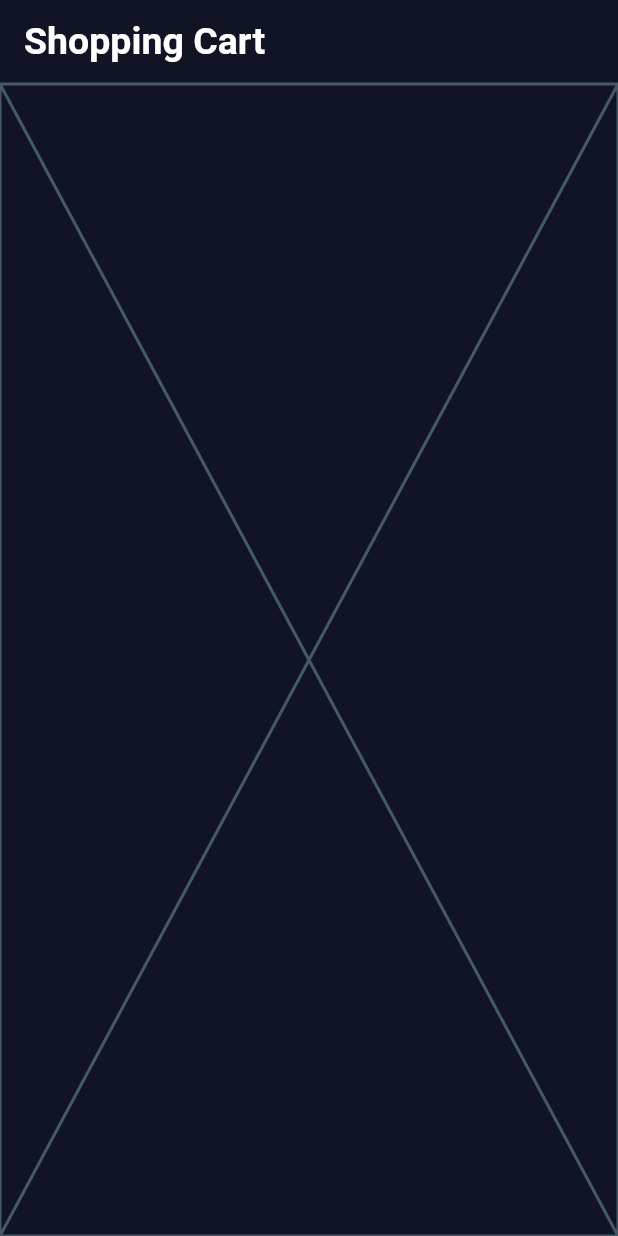
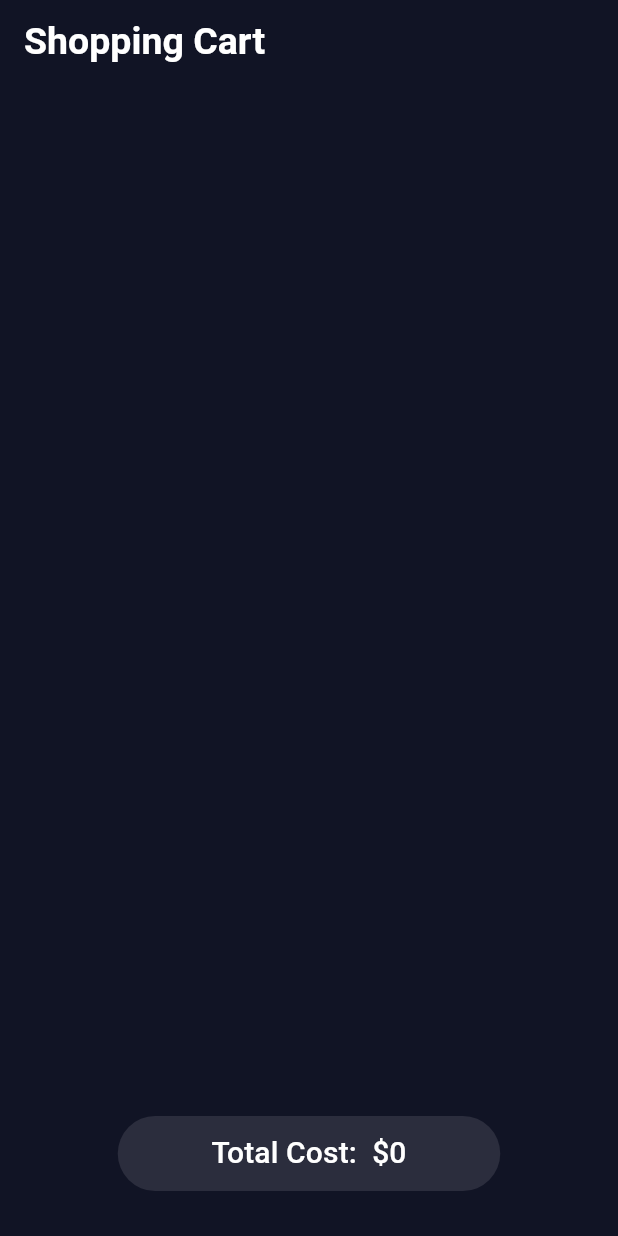
Before and after one commit to KareemArafat/restaurant-app, a Flutter app: the CartPage screen opened by its route, on a phone screen of 412 x 824 dp. Run offline on Flutter 3.47's test engine with Material 3 defaults, Android fonts, the phone set to English and light mode, and no system bars; our stand-ins replace flutter_bloc, go_router, hive, hive_flutter; accounts and stored records are empty.

Commit message:
cart done

```diff
--- /dev/null
+++ b/devtools_options.yaml
@@ -0,0 +1,3 @@
+description: This file stores settings for Dart & Flutter DevTools.
+documentation: https://docs.flutter.dev/tools/devtools/extensions#configure-extension-enablement-states
+extensions:
--- a/lib/features/cart/data/repos/cart_repo.dart
+++ b/lib/features/cart/data/repos/cart_repo.dart
@@ -2,5 +2,8 @@ import 'package:restaurant_app/features/home/data/models/food_model.dart';
 
 abstract class CartRepo {
   Future<void> addToCart({required FoodModel foodModel});
+
   Future<void> delFromCart({required FoodModel foodModel});
+
+  Future<List<FoodModel>> myCart();
 }
--- /dev/null
+++ b/lib/features/cart/presentation/manager/my_cart_cubit/my_cart_cubit.dart
@@ -0,0 +1,27 @@
+import 'package:flutter_bloc/flutter_bloc.dart';
+import 'package:hive/hive.dart';
+import 'package:restaurant_app/const.dart';
+import 'package:restaurant_app/features/cart/data/repos/cart_repo.dart';
+import 'package:restaurant_app/features/home/data/models/food_model.dart';
+part 'my_cart_state.dart';
+
+class MyCartCubit extends Cubit<MyCartState> {
+  MyCartCubit(this._cartRepo) : super(MyCartInitial());
+
+  final CartRepo _cartRepo;
+
+  List<FoodModel> foodList = [];
+
+  cartUpdate([FoodModel? foodModel]) async {
+    if (foodModel != null) {
+      final box = Hive.box<FoodModel>(kFoods);
+      if (box.containsKey(foodModel.name)) {
+        await _cartRepo.delFromCart(foodModel: foodModel);
+      } else {
+        await _cartRepo.addToCart(foodModel: foodModel);
+      }
+    }
+    foodList = await _cartRepo.myCart();
+    emit(UpdateSuccess(foodList: foodList));
+  }
+}
--- /dev/null
+++ b/lib/features/cart/presentation/manager/my_cart_cubit/my_cart_state.dart
@@ -0,0 +1,10 @@
+part of 'my_cart_cubit.dart';
+
+sealed class MyCartState {}
+
+final class MyCartInitial extends MyCartState {}
+
+final class UpdateSuccess extends MyCartState {
+  final List<FoodModel> foodList;
+  UpdateSuccess({required this.foodList});
+}
--- a/lib/features/cart/presentation/views/cart_page.dart
+++ b/lib/features/cart/presentation/views/cart_page.dart
@@ -1,9 +1,22 @@
 import 'package:flutter/material.dart';
+import 'package:flutter_bloc/flutter_bloc.dart';
 import 'package:restaurant_app/core/utils/app_styles.dart';
+import 'package:restaurant_app/features/cart/presentation/manager/my_cart_cubit/my_cart_cubit.dart';
 import 'package:restaurant_app/features/cart/presentation/views/widgets/cart_page_body.dart';
 
-class CartPage extends StatelessWidget {
+class CartPage extends StatefulWidget {
   const CartPage({super.key});
+
+  @override
+  State<CartPage> createState() => _CartPageState();
+}
+
+class _CartPageState extends State<CartPage> {
+  @override
+  void initState() {
+    BlocProvider.of<MyCartCubit>(context).cartUpdate();
+    super.initState();
+  }
 
   @override
   Widget build(BuildContext context) {
--- a/lib/features/cart/presentation/views/widgets/cart_list.dart
+++ b/lib/features/cart/presentation/views/widgets/cart_list.dart
@@ -1,10 +1,28 @@
 import 'package:flutter/material.dart';
+import 'package:flutter_bloc/flutter_bloc.dart';
+import 'package:restaurant_app/features/cart/presentation/manager/my_cart_cubit/my_cart_cubit.dart';
+import 'package:restaurant_app/features/home/presentation/views/widgets/food_item.dart';
 
 class CartList extends StatelessWidget {
   const CartList({super.key});
 
   @override
   Widget build(BuildContext context) {
-    return const Placeholder();
+    return Padding(
+      padding: const EdgeInsets.symmetric(horizontal: 15),
+      child: BlocBuilder<MyCartCubit, MyCartState>(
+        builder: (context, state) {
+          if (state is UpdateSuccess) {
+            return ListView.builder(
+              itemCount: state.foodList.length,
+              itemBuilder: (context, index) =>
+                  FoodItem(foodModel: state.foodList[index]),
+            );
+          } else {
+            return Center(child: CircularProgressIndicator());
+          }
+        },
+      ),
+    );
   }
 }
--- a/lib/features/cart/presentation/views/widgets/cart_page_body.dart
+++ b/lib/features/cart/presentation/views/widgets/cart_page_body.dart
@@ -1,11 +1,12 @@
 import 'package:flutter/material.dart';
 import 'package:restaurant_app/features/cart/presentation/views/widgets/cart_list.dart';
+import 'package:restaurant_app/features/cart/presentation/views/widgets/cost_button.dart';
 
 class CartPageBody extends StatelessWidget {
   const CartPageBody({super.key});
 
   @override
   Widget build(BuildContext context) {
-    return CartList();
+    return Stack(children: [CartList(), CostButton()]);
   }
 }
--- /dev/null
+++ b/lib/features/cart/presentation/views/widgets/cost_button.dart
@@ -0,0 +1,30 @@
+import 'package:flutter/widgets.dart';
+import 'package:hive_flutter/adapters.dart';
+import 'package:restaurant_app/const.dart';
+import 'package:restaurant_app/features/auth/presentation/views/widgets/custom_button.dart';
+import 'package:restaurant_app/features/home/data/models/food_model.dart';
+
+class CostButton extends StatelessWidget {
+  const CostButton({super.key});
+
+  @override
+  Widget build(BuildContext context) {
+    return Positioned(
+      bottom: 30,
+      left: 0,
+      right: 0,
+      child: Center(
+        child: ValueListenableBuilder(
+          valueListenable: Hive.box<FoodModel>(kFoods).listenable(),
+          builder: (context, value, child) {
+            num total = 0;
+            for (var item in value.values) {
+              total += item.price;
+            }
+            return CustomButton(text: 'Total Cost:  \$$total', ratio: 5.1);
+          },
+        ),
+      ),
+    );
+  }
+}
--- a/lib/features/home/presentation/views/widgets/home_app_bar.dart
+++ b/lib/features/home/presentation/views/widgets/home_app_bar.dart
@@ -11,7 +11,7 @@ class HomeAppBar extends StatelessWidget {
   Widget build(BuildContext context) {
     return Container(
       padding: EdgeInsets.only(top: 20, left: 6, right: 6),
-      height: MediaQuery.of(context).size.height * 0.1,
+      height: MediaQuery.of(context).size.height * 0.085,
       color: AppColors.priColor,
       child: Row(
         children: [
--- a/pubspec.yaml
+++ b/pubspec.yaml
@@ -11,17 +11,17 @@ dependencies:
   cupertino_icons: ^1.0.8
   flutter:
     sdk: flutter
+  flutter_bloc: ^9.1.1
   go_router: ^16.0.0
   hive: ^2.2.3
   hive_flutter: ^1.1.0
 
 dev_dependencies:
-
+  build_runner: ^2.4.6
   flutter_lints: ^5.0.0
   flutter_test:
     sdk: flutter
   hive_generator: ^2.0.1
-  build_runner: ^2.4.6
 
 flutter:
 
```
Also changed, not shown: lib/core/utils/cubit_observer.dart (added, +24 -0 lines), lib/features/cart/data/repos/cart_repo_imp.dart (+7 -0 lines), lib/features/home/presentation/views/widgets/food_item.dart (+38 -2 lines), lib/main.dart (+9 -1 lines), pubspec.lock.
